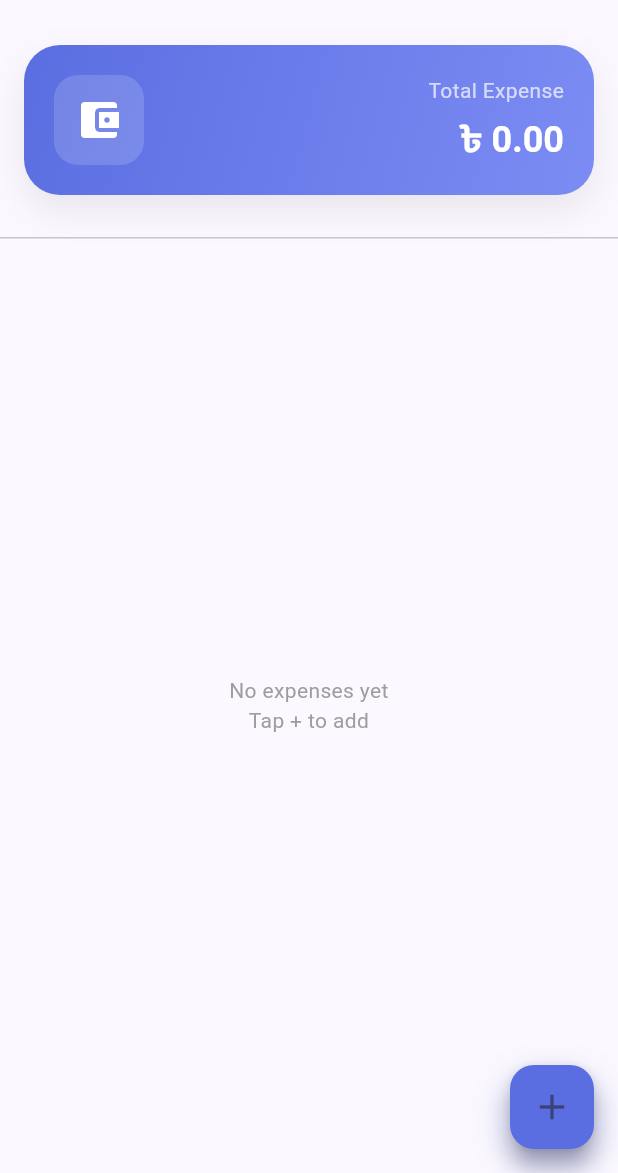
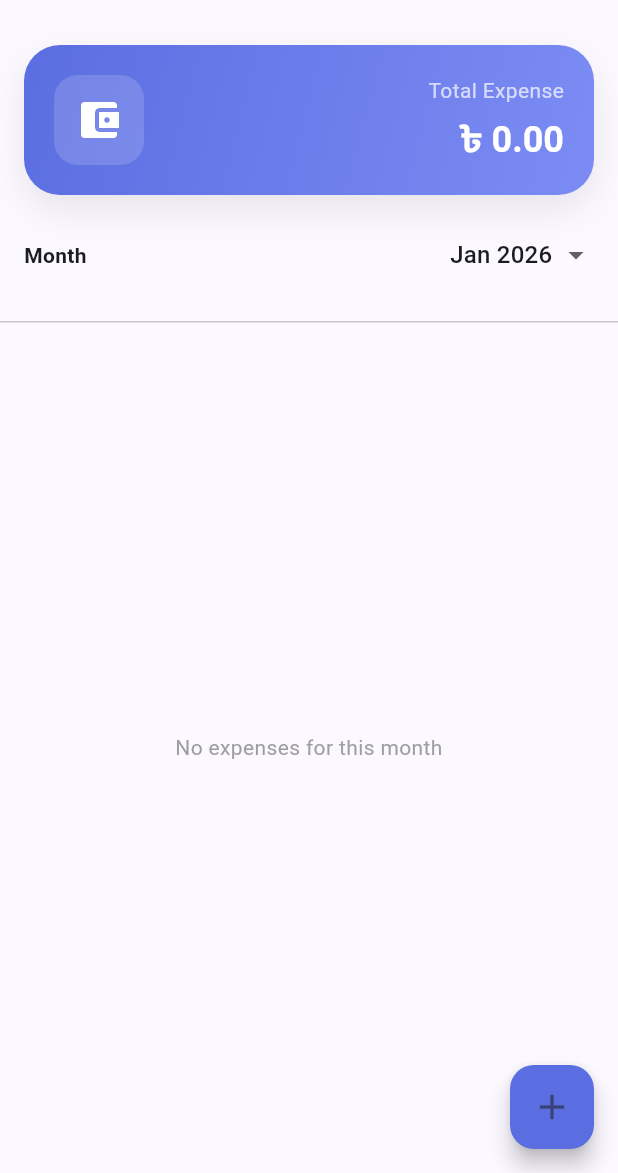
Before and after one commit to Robiul13/expense_tracker, a Flutter app: the screen it shows after launch, on a phone screen of 412 x 824 dp, the part 63-1236 px from its top. Run offline on Flutter 3.47's test engine with Material 3 defaults, Android fonts, the phone set to English and light mode, and no system bars; our stand-ins replace sqflite; accounts and stored records are empty.

Commit message:
Improve recent transaction UI and refine category color handling

```diff
--- /dev/null
+++ b/lib/core/category_colors.dart
@@ -0,0 +1,16 @@
+import 'package:flutter/material.dart';
+
+class CategoryColors {
+  static const Map<String, Color> colors = {
+    'Food': Color(0xFF4CAF50),          // Green
+    'Transport': Color(0xFF2196F3),     // Blue
+    'Shopping': Color(0xFF9C27B0),      // Purple
+    'Bills': Color(0xFFFF9800),         // Orange
+    'Entertainment': Color(0xFFE91E63), // Pink
+    'Others': Color(0xFF9E9E9E),         // Grey
+  };
+
+  static Color get(String category) {
+    return colors[category] ?? const Color(0xFF9E9E9E);
+  }
+}
--- a/lib/view/expense_home_page.dart
+++ b/lib/view/expense_home_page.dart
@@ -1,5 +1,6 @@
 import 'package:flutter/material.dart';
 import 'package:provider/provider.dart';
+import '../core/category_colors.dart';
 import '../viewmodel/expense_view_model.dart';
 import 'add_expense_page.dart';
 import 'edit_expense_page.dart';
@@ -20,6 +21,49 @@ class _ExpenseHomePageState extends State<ExpenseHomePage> {
     });
   }
 
+  // 📅 Month name helper
+  String _monthName(int month) {
+    const months = [
+      'Jan', 'Feb', 'Mar', 'Apr', 'May', 'Jun',
+      'Jul', 'Aug', 'Sep', 'Oct', 'Nov', 'Dec'
+    ];
+    return months[month - 1];
+  }
+
+  // 📅 Month selector
+  Widget _monthSelector(ExpenseViewModel vm) {
+    final year = DateTime.now().year;
+
+    return Padding(
+      padding: const EdgeInsets.symmetric(horizontal: 16),
+      child: Row(
+        mainAxisAlignment: MainAxisAlignment.spaceBetween,
+        children: [
+          const Text(
+            'Month',
+            style: TextStyle(fontWeight: FontWeight.w600),
+          ),
+          DropdownButton<DateTime>(
+            value: vm.selectedMonth,
+            underline: const SizedBox(),
+            items: List.generate(12, (i) {
+              final date = DateTime(year, i + 1);
+              return DropdownMenuItem(
+                value: date,
+                child: Text('${_monthName(date.month)} $year'),
+              );
+            }),
+            onChanged: (value) {
+              if (value != null) {
+                vm.changeMonth(value);
+              }
+            },
+          ),
+        ],
+      ),
+    );
+  }
+
   @override
   Widget build(BuildContext context) {
     final vm = context.watch<ExpenseViewModel>();
@@ -33,7 +77,7 @@ class _ExpenseHomePageState extends State<ExpenseHomePage> {
       ),
       body: Column(
         children: [
-          // 🔝 TOTAL SUMMARY (GRADIENT CARD)
+          // 🔝 TOTAL SUMMARY
           Container(
             margin: const EdgeInsets.all(16),
             padding: const EdgeInsets.all(20),
@@ -46,10 +90,10 @@ class _ExpenseHomePageState extends State<ExpenseHomePage> {
               ),
               boxShadow: [
                 BoxShadow(
-                  color: Colors.black.withOpacity(0.08),
+                  color: Colors.black.withValues(alpha: 0.08),
                   blurRadius: 20,
                   offset: const Offset(0, 10),
-                )
+                ),
               ],
             ),
             child: Row(
@@ -57,7 +101,7 @@ class _ExpenseHomePageState extends State<ExpenseHomePage> {
                 Container(
                   padding: const EdgeInsets.all(14),
                   decoration: BoxDecoration(
-                    color: Colors.white.withOpacity(0.15),
+                    color: Colors.white.withValues(alpha: 0.15),
                     borderRadius: BorderRadius.circular(16),
                   ),
                   child: const Icon(
@@ -76,30 +120,36 @@ class _ExpenseHomePageState extends State<ExpenseHomePage> {
                     ),
                     const SizedBox(height: 6),
                     Text(
-                      '৳ ${vm.totalExpense.toStringAsFixed(2)}',
+                      '৳ ${vm.filteredTotalExpense.toStringAsFixed(2)}',
                       style: theme.textTheme.headlineSmall?.copyWith(
                         color: Colors.white,
                         fontWeight: FontWeight.bold,
                       ),
                     ),
                   ],
-                )
+                ),
               ],
             ),
           ),
 
+          // 📅 Month selector
+          _monthSelector(vm),
+          const SizedBox(height: 8),
+
           // 🏷 CATEGORY ANALYTICS
-          if (vm.expenses.isNotEmpty)
+          if (vm.filteredExpenses.isNotEmpty)
             Padding(
               padding: const EdgeInsets.symmetric(horizontal: 16),
               child: Column(
                 children: vm.categories.map((c) {
-                  final total = vm.categoryTotal(c);
+                  final total = vm.filteredCategoryTotal(c);
                   if (total == 0) return const SizedBox();
 
-                  final percent = vm.totalExpense == 0
+                  final percent = vm.filteredTotalExpense == 0
                       ? 0.0
-                      : total / vm.totalExpense;
+                      : total / vm.filteredTotalExpense;
+
+                  final color = CategoryColors.get(c);
 
                   return Padding(
                     padding: const EdgeInsets.symmetric(vertical: 6),
@@ -111,13 +161,15 @@ class _ExpenseHomePageState extends State<ExpenseHomePage> {
                           children: [
                             Text(
                               c,
-                              style:
-                              const TextStyle(fontWeight: FontWeight.w500),
+                              style: const TextStyle(
+                                fontWeight: FontWeight.w500,
+                              ),
                             ),
                             Text(
                               '৳ ${total.toStringAsFixed(0)}',
                               style: const TextStyle(
-                                  fontWeight: FontWeight.w600),
+                                fontWeight: FontWeight.w600,
+                              ),
                             ),
                           ],
                         ),
@@ -128,10 +180,9 @@ class _ExpenseHomePageState extends State<ExpenseHomePage> {
                             value: percent,
                             minHeight: 8,
                             backgroundColor:
-                            Colors.indigo.withOpacity(0.15),
+                            color.withValues(alpha: 0.15),
                             valueColor:
-                            const AlwaysStoppedAnimation<Color>(
-                                Color(0xFF5B6EE1)),
+                            AlwaysStoppedAnimation<Color>(color),
                           ),
                         ),
                       ],
@@ -144,21 +195,22 @@ class _ExpenseHomePageState extends State<ExpenseHomePage> {
           const SizedBox(height: 12),
           const Divider(height: 1),
 
-          // 📋 EXPENSE LIST (PREMIUM CARDS)
+          // 📋 EXPENSE LIST
           Expanded(
-            child: vm.expenses.isEmpty
+            child: vm.filteredExpenses.isEmpty
                 ? const Center(
               child: Text(
-                'No expenses yet\nTap + to add',
+                'No expenses for this month',
                 textAlign: TextAlign.center,
                 style: TextStyle(color: Colors.grey),
               ),
             )
                 : ListView.builder(
               padding: const EdgeInsets.all(12),
-              itemCount: vm.expenses.length,
+              itemCount: vm.filteredExpenses.length,
               itemBuilder: (_, i) {
-                final e = vm.expenses[i];
+                final e = vm.filteredExpenses[i];
+                final color = CategoryColors.get(e.category);
 
                 return Card(
                   elevation: 3,
@@ -170,12 +222,12 @@ class _ExpenseHomePageState extends State<ExpenseHomePage> {
                     leading: Container(
                       padding: const EdgeInsets.all(10),
                       decoration: BoxDecoration(
-                        color: Colors.indigo.withOpacity(0.12),
+                        color: color.withValues(alpha: 0.15),
                         borderRadius: BorderRadius.circular(14),
                       ),
-                      child: const Icon(
+                      child: Icon(
                         Icons.receipt_long,
-                        color: Colors.indigo,
+                        color: color,
                       ),
                     ),
                     title: Text(
@@ -190,9 +242,10 @@ class _ExpenseHomePageState extends State<ExpenseHomePage> {
                       children: [
                         Text(
                           '৳ ${e.amount.toStringAsFixed(0)}',
-                          style: const TextStyle(
+                          style: TextStyle(
                             fontWeight: FontWeight.bold,
                             fontSize: 15,
+                            color: color,
                           ),
                         ),
                         const SizedBox(height: 6),
@@ -209,8 +262,11 @@ class _ExpenseHomePageState extends State<ExpenseHomePage> {
                                   ),
                                 );
                               },
-                              child: const Icon(Icons.edit,
-                                  size: 18, color: Colors.blue),
+                              child: const Icon(
+                                Icons.edit,
+                                size: 18,
+                                color: Colors.blue,
+                              ),
                             ),
                             const SizedBox(width: 14),
                             GestureDetector(
@@ -229,11 +285,14 @@ class _ExpenseHomePageState extends State<ExpenseHomePage> {
                                   );
                                 }
                               },
-                              child: const Icon(Icons.delete,
-                                  size: 18, color: Colors.red),
+                              child: const Icon(
+                                Icons.delete,
+                                size: 18,
+                                color: Colors.red,
+                              ),
                             ),
                           ],
-                        )
+                        ),
                       ],
                     ),
                   ),
@@ -244,19 +303,8 @@ class _ExpenseHomePageState extends State<ExpenseHomePage> {
         ],
       ),
 
-      // ➕ MODERN FAB
-      floatingActionButton: Container(
-        decoration: BoxDecoration(
-          borderRadius: BorderRadius.circular(20),
-          boxShadow: [
-            BoxShadow(
-              color: Colors.indigo.withOpacity(0.4),
-              blurRadius: 20,
-              offset: const Offset(0, 10),
-            )
-          ],
-        ),
-        child: FloatingActionButton(
+      // ➕ FAB
+      floatingActionButton: FloatingActionButton(
         backgroundColor: const Color(0xFF5B6EE1),
         onPressed: () {
           Navigator.push(
@@ -265,7 +313,6 @@ class _ExpenseHomePageState extends State<ExpenseHomePage> {
           );
         },
         child: const Icon(Icons.add, size: 28),
-        ),
       ),
     );
   }
--- a/lib/viewmodel/expense_view_model.dart
+++ b/lib/viewmodel/expense_view_model.dart
@@ -14,6 +14,16 @@ class ExpenseViewModel extends ChangeNotifier {
     'Rent',
     'Others',
   ];
+
+  DateTime _selectedMonth =
+  DateTime(DateTime.now().year, DateTime.now().month);
+
+  DateTime get selectedMonth => _selectedMonth;
+
+  void changeMonth(DateTime month) {
+    _selectedMonth = DateTime(month.year, month.month);
+    notifyListeners();
+  }
 
   double get totalExpense => _expenses.fold(0, (sum, e) => sum + e.amount);
 
@@ -62,4 +72,23 @@ class ExpenseViewModel extends ChangeNotifier {
     await ExpenseDB.updateExpense(updated);
     await loadExpenses();
   }
+
+  List<Expense> get filteredExpenses {
+    return _expenses.where((e) {
+      final d = DateTime.parse(e.date);
+      return d.month == _selectedMonth.month &&
+          d.year == _selectedMonth.year;
+    }).toList();
+  }
+
+  double get filteredTotalExpense {
+    return filteredExpenses.fold(0, (sum, e) => sum + e.amount);
+  }
+
+  double filteredCategoryTotal(String category) {
+    return filteredExpenses
+        .where((e) => e.category == category)
+        .fold(0, (sum, e) => sum + e.amount);
+  }
+
 }
```
Also changed, not shown: 1 other file. Lines whose indentation alone changed are shown as unchanged.
